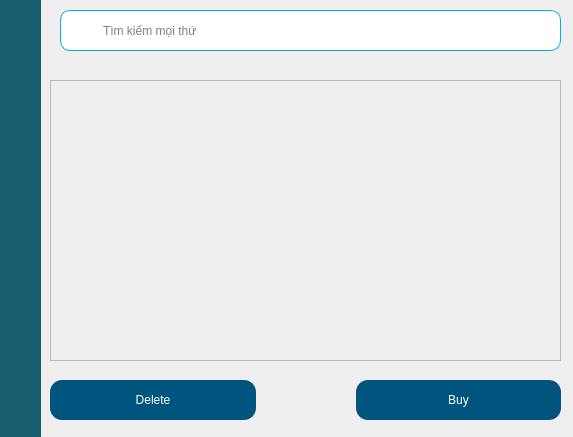
First picture: the form in gui/main.ui, repository Itamto/nextgen-pti, before the edit.
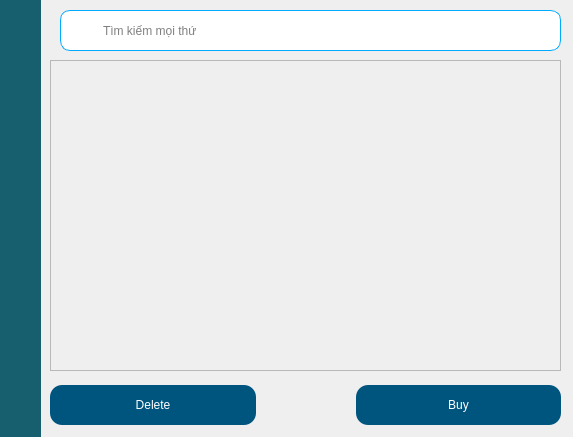
Second picture: the form after the edit. Icons and pictures are not drawn.

What changed in the file:
```diff
--- a/gui/main.ui
+++ b/gui/main.ui
@@ -35,7 +35,7 @@
        <x>0</x>
        <y>10</y>
        <width>41</width>
-       <height>381</height>
+       <height>421</height>
       </rect>
      </property>
      <layout class="QVBoxLayout" name="verticalLayout">
@@ -598,9 +598,9 @@
       <property name="geometry">
        <rect>
         <x>0</x>
-        <y>310</y>
+        <y>320</y>
         <width>511</width>
-        <height>61</height>
+        <height>51</height>
        </rect>
       </property>
       <layout class="QHBoxLayout" name="horizontalLayout" stretch="5,5">
@@ -647,9 +647,9 @@
       <property name="geometry">
        <rect>
         <x>0</x>
-        <y>20</y>
+        <y>0</y>
         <width>511</width>
-        <height>281</height>
+        <height>311</height>
        </rect>
       </property>
       <property name="widgetResizable">
@@ -661,7 +661,7 @@
          <x>0</x>
          <y>0</y>
          <width>509</width>
-         <height>279</height>
+         <height>309</height>
         </rect>
        </property>
       </widget>
```
Left out of the diff: 40 changed lines with no effect on the pictures.
